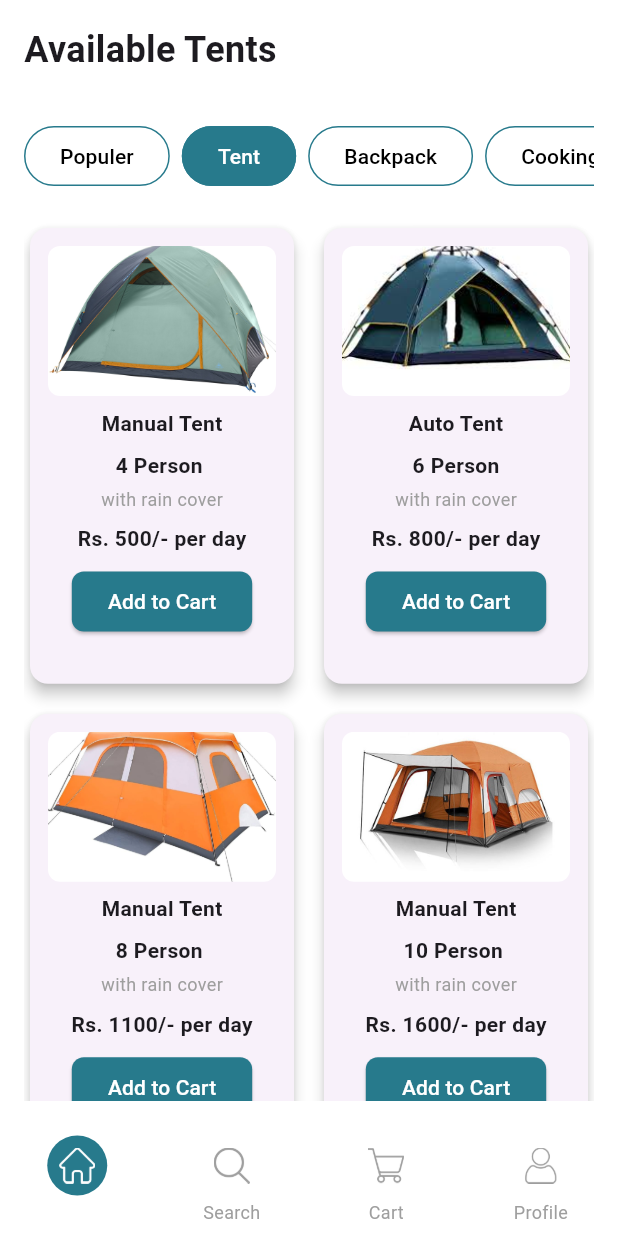
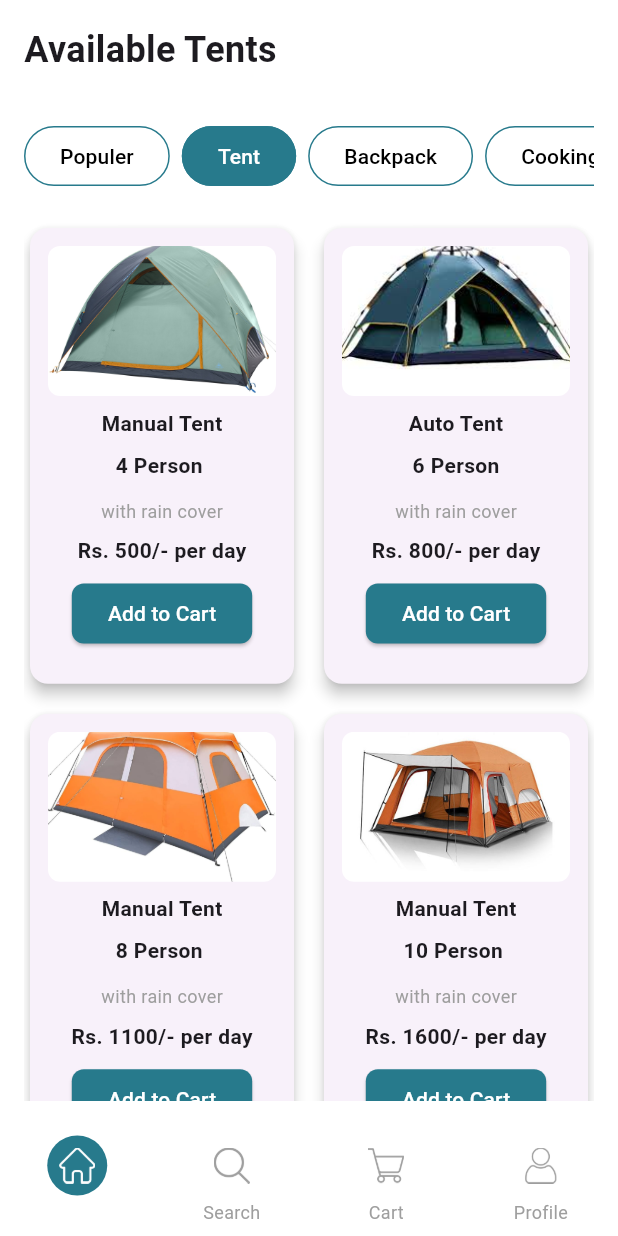
Before and after one commit to Chanukaisuru/CampKit, a Flutter app: the TentPage screen opened directly, on a phone screen of 412 x 824 dp. Run offline on Flutter 3.47's test engine with Material 3 defaults, Android fonts, the phone set to English and light mode, and no system bars.

Commit message:
add discription variable and add style for it

```diff
--- a/lib/category_pages/tent/tent_card.dart
+++ b/lib/category_pages/tent/tent_card.dart
@@ -3,15 +3,17 @@ import 'package:flutter/material.dart';
 class TentCard extends StatelessWidget {
   final String imageUrl;
   final String name;
-  final String capacity;
+  final String? capacity;
   final int pricePerDay;
+  final String? description;
   final VoidCallback onAddToCart;
 
   const TentCard({
     required this.imageUrl,
     required this.name,
-    required this.capacity,
+    this.capacity,
     required this.pricePerDay,
+    this.description,
     required this.onAddToCart,
   });
 
@@ -46,11 +48,22 @@ class TentCard extends StatelessWidget {
               ),
             ),
             const SizedBox(height: 8),
+            if(capacity !=null)
             Text(
-              capacity,
+              capacity!,
               style: const TextStyle(
                 fontWeight: FontWeight.bold,
                 fontSize: 14,
+              ),
+            ),
+
+            const SizedBox(height: 8),
+            if(description !=null)
+            Text(
+              description!,
+              style: const TextStyle(
+                fontSize: 14,
+                color: Colors.grey,
               ),
             ),
 
```
